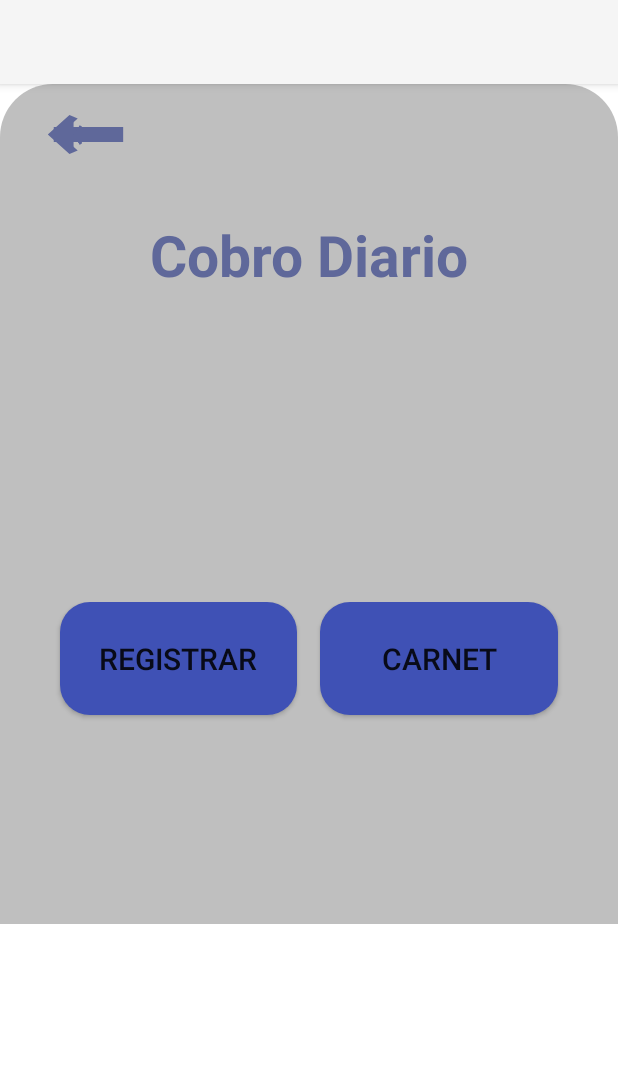
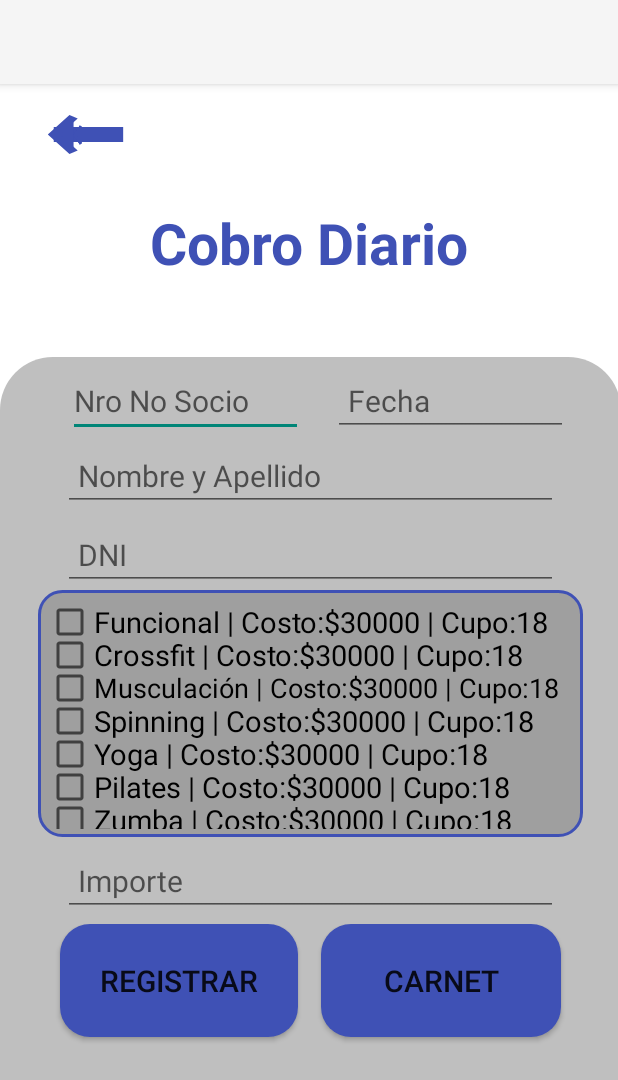
Before and after one commit to SilvanaFernandez/ClubDeportivo_ComB_Paez_Fernandez, an Android app: the DailyPaymentActivity screen opened directly, with no data from a screen before it, on a phone screen of 412 x 824 dp. Shown: the top 1080 px of the screen. Run offline under Robolectric (Android 15) with nearby library versions, the phone set to English and light mode, and no system bars.

Commit message:
activity Actividades y cobros diarios

```diff
--- a/app/src/main/res/layout/activity_activity.xml
+++ b/app/src/main/res/layout/activity_activity.xml
@@ -26,7 +26,7 @@
         android:layout_width="268dp"
         android:layout_height="67dp"
         android:layout_marginStart="94dp"
-        android:layout_marginTop="88dp"
+        android:layout_marginTop="80dp"
         android:layout_marginEnd="94dp"
         android:text="Actividades"
         android:textAlignment="center"
@@ -39,14 +39,14 @@
         app:layout_constraintTop_toTopOf="parent" />
 
     <LinearLayout
-        android:layout_width="match_parent"
-        android:layout_height="570dp"
+        android:layout_width="414dp"
+        android:layout_height="586dp"
         android:background="@drawable/grey_border"
         android:gravity="center_horizontal"
         android:orientation="vertical"
-        tools:layout_editor_absoluteX="0dp"
-        tools:layout_editor_absoluteY="172dp"
-        tools:ignore="MissingConstraints">
+        app:layout_constraintBottom_toBottomOf="parent"
+        tools:ignore="MissingConstraints"
+        tools:layout_editor_absoluteX="-3dp">
 
         <EditText
             android:id="@+id/txtNUser"
@@ -54,7 +54,7 @@
             android:layout_height="wrap_content"
             android:layout_marginStart="0dp"
             android:hint="Nro Socio"
-            android:inputType="text"
+            android:inputType="number"
             android:padding="10dp"
             android:textSize="20dp" />
 
--- a/app/src/main/res/layout/activity_daily_payment.xml
+++ b/app/src/main/res/layout/activity_daily_payment.xml
@@ -26,7 +26,7 @@
         android:layout_width="268dp"
         android:layout_height="67dp"
         android:layout_marginStart="94dp"
-        android:layout_marginTop="88dp"
+        android:layout_marginTop="80dp"
         android:layout_marginEnd="94dp"
         android:text="Cobro Diario"
         android:textAlignment="center"
@@ -39,46 +39,179 @@
         app:layout_constraintTop_toTopOf="parent" />
 
     <LinearLayout
-        android:layout_width="match_parent"
-        android:layout_height="560dp"
+        android:layout_width="414dp"
+        android:layout_height="586dp"
         android:background="@drawable/grey_border"
         android:gravity="center_horizontal"
         android:orientation="vertical"
-        tools:layout_editor_absoluteX="0dp"
-        tools:layout_editor_absoluteY="172dp"
-        tools:ignore="MissingConstraints">
+        app:layout_constraintBottom_toBottomOf="parent"
+        tools:ignore="MissingConstraints"
+        tools:layout_editor_absoluteX="-3dp">
+
+        <LinearLayout
+            android:layout_width="match_parent"
+            android:layout_height="50dp"
+            android:layout_marginTop="5dp"
+            android:gravity="center_horizontal"
+            android:orientation="horizontal"
+            android:padding="0dp">
+
+            <EditText
+                android:id="@+id/txtNroNSocio"
+                android:layout_width="0dp"
+                android:layout_height="wrap_content"
+                android:layout_marginStart="45dp"
+                android:layout_weight="1"
+                android:hint="Nro No Socio"
+                android:inputType="date"
+                android:textSize="20dp" />
+
+            <View
+                android:layout_width="20dp"
+                android:layout_height="wrap_content" /> <!-- Separador -->
+
+            <EditText
+                android:id="@+id/txtFecha"
+                android:layout_width="0dp"
+                android:layout_height="wrap_content"
+                android:layout_marginEnd="35dp"
+                android:layout_weight="1"
+                android:hint="Fecha"
+                android:inputType="number"
+                android:padding="10dp"
+                android:textSize="20dp" />
+        </LinearLayout>
+
+        <EditText
+            android:id="@+id/txtName"
+            android:layout_width="330dp"
+            android:layout_height="wrap_content"
+            android:layout_marginStart="0dp"
+            android:layout_marginTop="0dp"
+            android:hint="Nombre y Apellido"
+            android:inputType="text"
+            android:padding="10dp"
+            android:textSize="20dp" />
+
+        <EditText
+            android:id="@+id/txtId"
+            android:layout_width="330dp"
+            android:layout_height="wrap_content"
+            android:layout_marginStart="0dp"
+            android:layout_marginTop="5dp"
+            android:hint="DNI"
+            android:inputType="number"
+            android:padding="10dp"
+            android:textSize="20dp" />
+
+        <LinearLayout
+            android:layout_width="match_parent"
+            android:layout_height="wrap_content"
+            android:layout_marginStart="25dp"
+            android:layout_marginEnd="25dp"
+            android:background="@drawable/small_grey_border"
+            android:orientation="vertical"
+            android:padding="5dp">
+
+            <CheckBox
+                android:id="@+id/checkBoxFuncional"
+                android:layout_width="match_parent"
+                android:layout_height="wrap_content"
+                android:layout_marginBottom="-10dp"
+                android:text="Funcional | Costo:$30000 | Cupo:18"
+                android:textSize="19dp" />
+
+            <CheckBox
+                android:id="@+id/checkBoxCrossfit"
+                android:layout_width="match_parent"
+                android:layout_height="wrap_content"
+                android:layout_marginBottom="-10dp"
+                android:text="Crossfit | Costo:$30000 | Cupo:18"
+                android:textSize="19dp" />
+
+            <CheckBox
+                android:id="@+id/checkBoxMusculacion"
+                android:layout_width="match_parent"
+                android:layout_height="wrap_content"
+                android:layout_marginBottom="-10dp"
+                android:text="Musculación | Costo:$30000 | Cupo:18"
+                android:textSize="18dp" />
+
+            <CheckBox
+                android:id="@+id/checkBoxSpinning"
+                android:layout_width="match_parent"
+                android:layout_height="wrap_content"
+                android:layout_marginBottom="-10dp"
+                android:text="Spinning | Costo:$30000 | Cupo:18"
+                android:textSize="19dp" />
+
+            <CheckBox
+                android:id="@+id/checkBoxYoga"
+                android:layout_width="match_parent"
+                android:layout_height="wrap_content"
+                android:layout_marginBottom="-10dp"
+                android:text="Yoga | Costo:$30000 | Cupo:18"
+                android:textSize="19dp" />
+
+            <CheckBox
+                android:id="@+id/checkBoxPilates"
+                android:layout_width="match_parent"
+                android:layout_height="wrap_content"
+                android:layout_marginBottom="-10dp"
+                android:text="Pilates | Costo:$30000 | Cupo:18"
+                android:textSize="19dp" />
+
+            <CheckBox
+                android:id="@+id/checkBoxZumba"
+                android:layout_width="match_parent"
+                android:layout_height="wrap_content"
+                android:layout_marginBottom="-10dp"
+                android:text="Zumba | Costo:$30000 | Cupo:18"
+                android:textSize="19dp" />
+        </LinearLayout>
+
+        <EditText
+            android:id="@+id/txtImporte"
+            android:layout_width="330dp"
+            android:layout_height="wrap_content"
+            android:layout_marginStart="0dp"
+            android:layout_marginTop="5dp"
+            android:hint="Importe"
+            android:inputType="number"
+            android:padding="10dp"
+            android:textSize="20dp" />
 
         <LinearLayout
             android:layout_width="match_parent"
             android:layout_height="100dp"
+            android:layout_marginTop="5dp"
             android:gravity="center_horizontal"
-            android:orientation="horizontal"
-            android:layout_marginTop="345dp">
+            android:orientation="horizontal">
 
             <Button
                 android:id="@+id/btnRegistrar"
                 android:layout_width="0dp"
                 android:layout_height="75dp"
+                android:layout_marginStart="40dp"
                 android:layout_weight="1"
-                android:layout_marginStart="40dp"
                 android:background="@drawable/button_border"
                 android:text="Registrar"
-                android:textSize="20dp"/>
+                android:textSize="20dp" />
 
             <View
                 android:layout_width="0dp"
                 android:layout_height="75dp"
-                android:layout_weight="0.1"/>
+                android:layout_weight="0.1" />
 
             <Button
                 android:id="@+id/btnCarnet"
                 android:layout_width="0dp"
                 android:layout_height="75dp"
+                android:layout_marginEnd="40dp"
                 android:layout_weight="1"
-                android:layout_marginEnd="40dp"
                 android:background="@drawable/button_border"
                 android:text="Carnet"
-                android:textSize="20dp"/>
+                android:textSize="20dp" />
         </LinearLayout>
 
     </LinearLayout>
```
